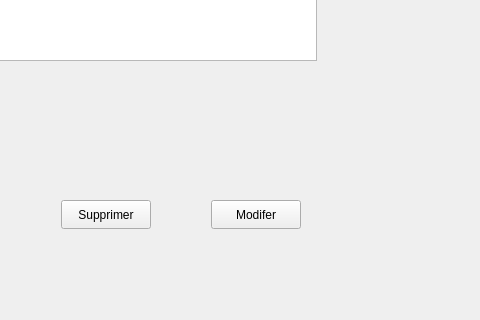
hamzamadhi05-byte/SmartWaterFactory, file mainwindow.ui: the form before one commit; both pictures show x 439 to 919 and y 280 to 600 of the 1323 by 600 pixel window.
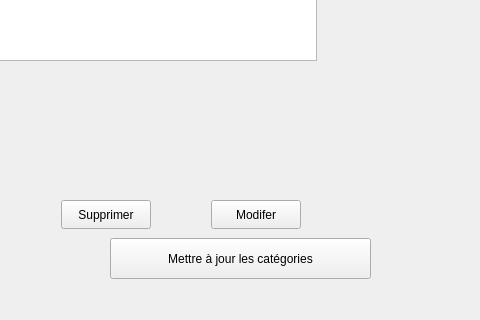
The form after the commit.

Patch:
```diff
--- a/mainwindow.ui
+++ b/mainwindow.ui
@@ -250,6 +250,19 @@
      <string>Exporter Excel</string>
     </property>
    </widget>
+   <widget class="QPushButton" name="btnCategorie">
+    <property name="geometry">
+     <rect>
+      <x>549</x>
+      <y>518</y>
+      <width>261</width>
+      <height>41</height>
+     </rect>
+    </property>
+    <property name="text">
+     <string>Mettre à jour les catégories</string>
+    </property>
+   </widget>
   </widget>
   <widget class="QMenuBar" name="menubar">
    <property name="geometry">
```
